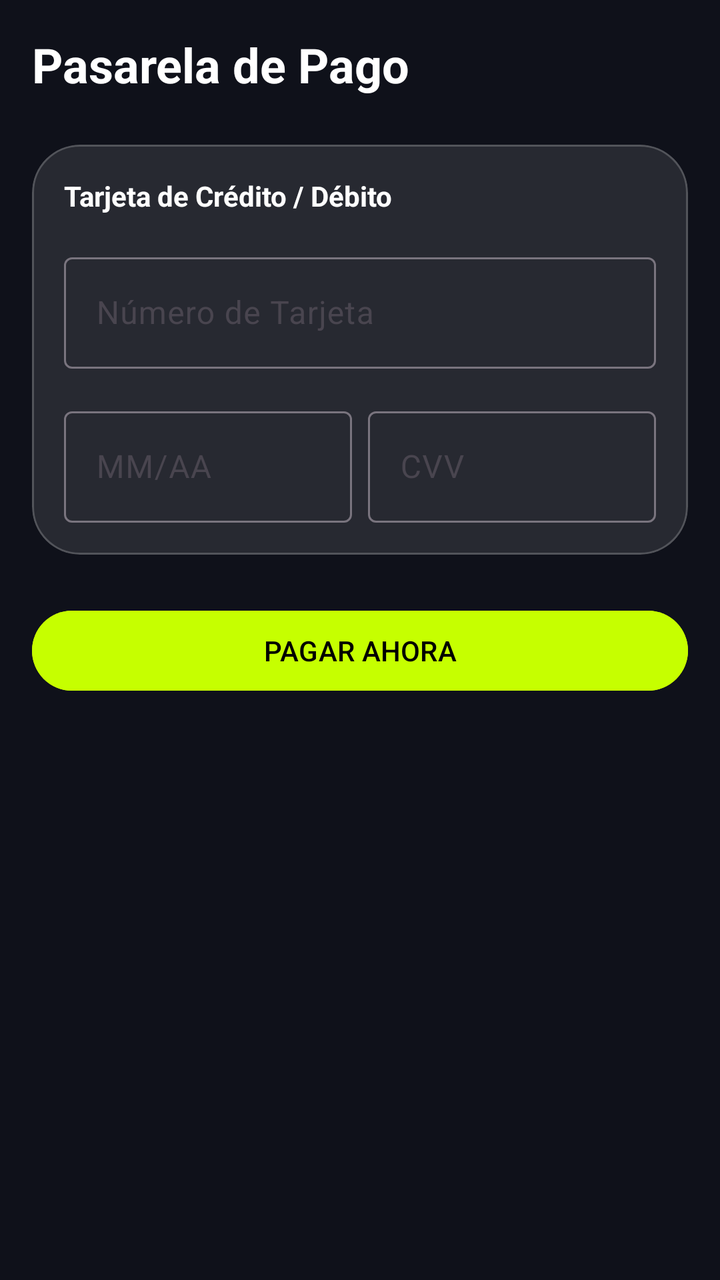
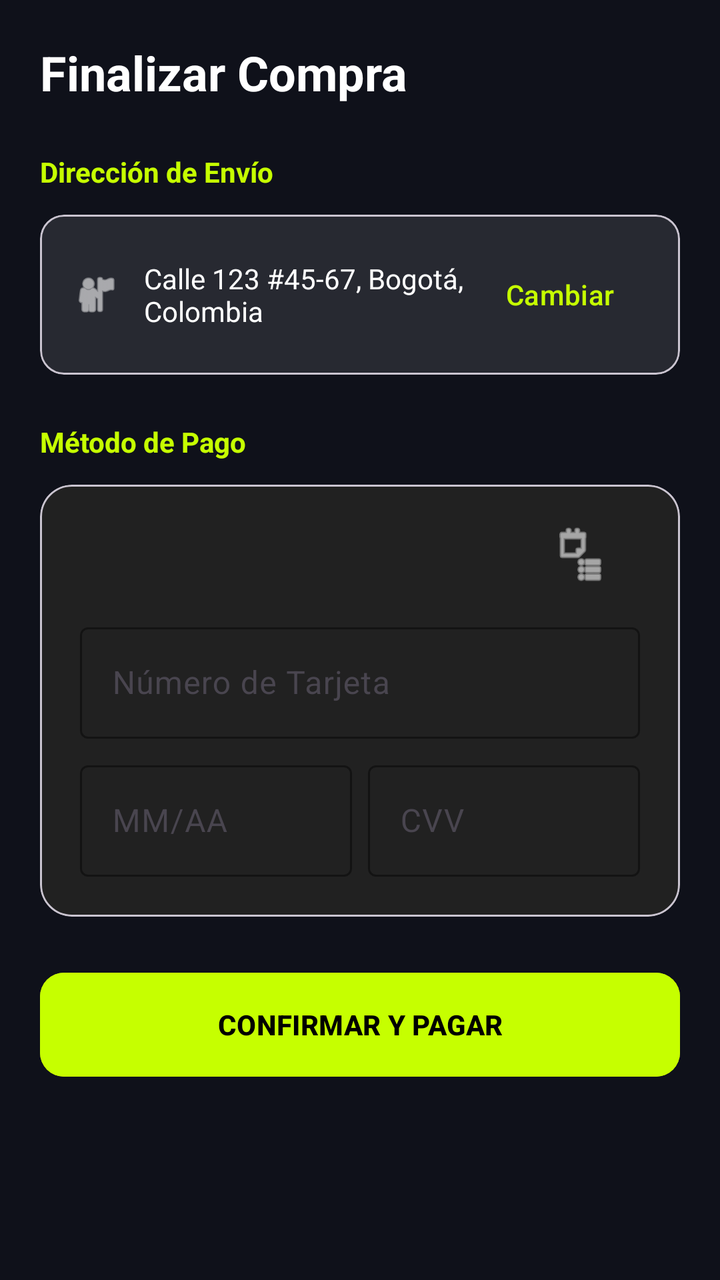

Two renders of the same Android screen: before a commit and after it. Below are the layout's source before the change and the commit's diff.
<!-- AndroidManifest.xml: application theme Theme.VoltCore -->
<!-- res/layout/fragment_checkout.xml -->
<?xml version="1.0" encoding="utf-8"?>
<LinearLayout xmlns:android="http://schemas.android.com/apk/res/android"
    xmlns:app="http://schemas.android.com/apk/res-auto"
    android:layout_width="match_parent"
    android:layout_height="match_parent"
    android:background="@color/colorBackground"
    android:orientation="vertical"
    android:padding="@dimen/margin_standard">

    <TextView
        android:layout_width="wrap_content"
        android:layout_height="wrap_content"
        android:layout_marginBottom="24dp"
        android:text="Pasarela de Pago"
        android:textColor="@color/white"
        android:textSize="24sp"
        android:textStyle="bold" />

    <com.google.android.material.card.MaterialCardView
        style="@style/Widget.VoltCore.Card"
        android:layout_width="match_parent"
        android:layout_height="wrap_content"
        android:layout_marginBottom="24dp">

        <LinearLayout
            android:layout_width="match_parent"
            android:layout_height="wrap_content"
            android:orientation="vertical"
            android:padding="16dp">

            <TextView
                android:layout_width="wrap_content"
                android:layout_height="wrap_content"
                android:layout_marginBottom="16dp"
                android:text="Tarjeta de Crédito / Débito"
                android:textColor="@color/white"
                android:textStyle="bold" />

            <com.google.android.material.textfield.TextInputLayout
                android:layout_width="match_parent"
                android:layout_height="wrap_content"
                android:layout_marginBottom="16dp"
                android:hint="Número de Tarjeta"
                style="@style/Widget.Material3.TextInputLayout.OutlinedBox">
                <com.google.android.material.textfield.TextInputEditText
                    android:layout_width="match_parent"
                    android:layout_height="wrap_content"
                    android:inputType="number"
                    android:textColor="@color/white" />
            </com.google.android.material.textfield.TextInputLayout>

            <LinearLayout
                android:layout_width="match_parent"
                android:layout_height="wrap_content"
                android:orientation="horizontal">

                <com.google.android.material.textfield.TextInputLayout
                    android:layout_width="0dp"
                    android:layout_height="wrap_content"
                    android:layout_weight="1"
                    android:layout_marginEnd="8dp"
                    android:hint="MM/AA"
                    style="@style/Widget.Material3.TextInputLayout.OutlinedBox">
                    <com.google.android.material.textfield.TextInputEditText
                        android:layout_width="match_parent"
                        android:layout_height="wrap_content"
                        android:inputType="date"
                        android:textColor="@color/white" />
                </com.google.android.material.textfield.TextInputLayout>

                <com.google.android.material.textfield.TextInputLayout
                    android:layout_width="0dp"
                    android:layout_height="wrap_content"
                    android:layout_weight="1"
                    android:hint="CVV"
                    style="@style/Widget.Material3.TextInputLayout.OutlinedBox">
                    <com.google.android.material.textfield.TextInputEditText
                        android:layout_width="match_parent"
                        android:layout_height="wrap_content"
                        android:inputType="numberPassword"
                        android:textColor="@color/white" />
                </com.google.android.material.textfield.TextInputLayout>

            </LinearLayout>
        </LinearLayout>
    </com.google.android.material.card.MaterialCardView>

    <Button
        android:id="@+id/btnPay"
        android:layout_width="match_parent"
        android:layout_height="wrap_content"
        android:text="@string/pay_now"
        android:backgroundTint="@color/volt_primary"
        android:textColor="@color/black" />

</LinearLayout>
<!-- resources referenced by this layout -->
<resources>
  <color name="black">#FF000000</color>
  <color name="colorBackground">@color/volt_background</color>
  <color name="volt_primary">#C6FF00</color>
  <color name="white">#FFFFFFFF</color>
  <dimen name="margin_standard">16dp</dimen>
  <string name="pay_now">PAGAR AHORA</string>
  <style name="Widget.VoltCore.Card" parent="Widget.Material3.CardView.Filled">
          <item name="cardCornerRadius">24dp</item>
          <item name="cardBackgroundColor">@color/glass_surface</item>
          <item name="strokeColor">@color/glass_stroke</item>
          <item name="strokeWidth">1dp</item>
      </style>
  <style name="Theme.VoltCore" parent="Base.Theme.VoltCore" />
  <color name="volt_background">#0F111A</color>
  <color name="glass_surface">#1AFFFFFF</color>
  <color name="glass_stroke">#33FFFFFF</color>
  <style name="Base.Theme.VoltCore" parent="Theme.Material3.DayNight.NoActionBar">
          
          <item name="colorPrimary">@color/volt_primary</item>
          <item name="android:windowBackground">@color/volt_background</item>
          <item name="colorSurface">@color/glass_surface</item>
          <item name="colorOnSurface">@color/white</item>
      </style>
</resources>

<!-- the commit's change to res/layout/fragment_checkout.xml (unified diff, before → after) -->
@@ -1,96 +1,165 @@
 <?xml version="1.0" encoding="utf-8"?>
-<LinearLayout xmlns:android="http://schemas.android.com/apk/res/android"
+<androidx.core.widget.NestedScrollView xmlns:android="http://schemas.android.com/apk/res/android"
     xmlns:app="http://schemas.android.com/apk/res-auto"
     android:layout_width="match_parent"
     android:layout_height="match_parent"
-    android:background="@color/colorBackground"
-    android:orientation="vertical"
-    android:padding="@dimen/margin_standard">
+    android:background="@color/volt_background">
 
-    <TextView
-        android:layout_width="wrap_content"
-        android:layout_height="wrap_content"
-        android:layout_marginBottom="24dp"
-        android:text="Pasarela de Pago"
-        android:textColor="@color/white"
-        android:textSize="24sp"
-        android:textStyle="bold" />
-
-    <com.google.android.material.card.MaterialCardView
-        style="@style/Widget.VoltCore.Card"
+    <LinearLayout
         android:layout_width="match_parent"
         android:layout_height="wrap_content"
-        android:layout_marginBottom="24dp">
+        android:orientation="vertical"
+        android:padding="20dp">
 
-        <LinearLayout
+        <TextView
+            android:layout_width="wrap_content"
+            android:layout_height="wrap_content"
+            android:text="Finalizar Compra"
+            android:textColor="@color/white"
+            android:textSize="24sp"
+            android:textStyle="bold"
+            android:layout_marginBottom="24dp"/>
+
+        
+        <TextView
+            android:layout_width="wrap_content"
+            android:layout_height="wrap_content"
+            android:text="Dirección de Envío"
+            android:textColor="@color/volt_primary"
+            android:textStyle="bold"
+            android:layout_marginBottom="12dp"/>
+
+        <com.google.android.material.card.MaterialCardView
             android:layout_width="match_parent"
             android:layout_height="wrap_content"
-            android:orientation="vertical"
-            android:padding="16dp">
-
-            <TextView
-                android:layout_width="wrap_content"
-                android:layout_height="wrap_content"
-                android:layout_marginBottom="16dp"
-                android:text="Tarjeta de Crédito / Débito"
-                android:textColor="@color/white"
-                android:textStyle="bold" />
-
-            <com.google.android.material.textfield.TextInputLayout
-                android:layout_width="match_parent"
-                android:layout_height="wrap_content"
-                android:layout_marginBottom="16dp"
-                android:hint="Número de Tarjeta"
-                style="@style/Widget.Material3.TextInputLayout.OutlinedBox">
-                <com.google.android.material.textfield.TextInputEditText
-                    android:layout_width="match_parent"
-                    android:layout_height="wrap_content"
-                    android:inputType="number"
-                    android:textColor="@color/white" />
-            </com.google.android.material.textfield.TextInputLayout>
-
+            app:cardBackgroundColor="@color/glass_surface"
+            app:cardCornerRadius="12dp"
+            android:layout_marginBottom="24dp">
             <LinearLayout
                 android:layout_width="match_parent"
                 android:layout_height="wrap_content"
-                android:orientation="horizontal">
-
-                <com.google.android.material.textfield.TextInputLayout
+                android:orientation="horizontal"
+                android:padding="16dp"
+                android:gravity="center_vertical">
+                <ImageView
+                    android:layout_width="24dp"
+                    android:layout_height="24dp"
+                    android:src="@android:drawable/ic_menu_myplaces"
+                    app:tint="@color/white"
+                    android:contentDescription="Ubicación"/>
+                <TextView
                     android:layout_width="0dp"
                     android:layout_height="wrap_content"
                     android:layout_weight="1"
-                    android:layout_marginEnd="8dp"
-                    android:hint="MM/AA"
-                    style="@style/Widget.Material3.TextInputLayout.OutlinedBox">
+                    android:layout_marginStart="12dp"
+                    android:text="Calle 123 #45-67, Bogotá, Colombia"
+                    android:textColor="@color/white" />
+                <Button
+                    style="@style/Widget.Material3.Button.TextButton"
+                    android:layout_width="wrap_content"
+                    android:layout_height="wrap_content"
+                    android:text="Cambiar"
+                    android:textColor="@color/volt_primary"/>
+            </LinearLayout>
+        </com.google.android.material.card.MaterialCardView>
+
+        
+        <TextView
+            android:layout_width="wrap_content"
+            android:layout_height="wrap_content"
+            android:text="Método de Pago"
+            android:textColor="@color/volt_primary"
+            android:textStyle="bold"
+            android:layout_marginBottom="12dp"/>
+
+        <com.google.android.material.card.MaterialCardView
+            android:layout_width="match_parent"
+            android:layout_height="wrap_content"
+            app:cardBackgroundColor="#212121"
+            app:cardCornerRadius="16dp"
+            android:layout_marginBottom="24dp">
+            <LinearLayout
+                android:layout_width="match_parent"
+                android:layout_height="wrap_content"
+                android:orientation="vertical"
+                android:padding="20dp">
+                <ImageView
+                    android:layout_width="60dp"
+                    android:layout_height="30dp"
+                    android:layout_gravity="end"
+                    android:src="@android:drawable/ic_menu_agenda"
+                    app:tint="@color/white"
+                    android:contentDescription="Tarjeta"/>
+                <com.google.android.material.textfield.TextInputLayout
+                    android:layout_width="match_parent"
+                    android:layout_height="wrap_content"
+                    android:hint="Número de Tarjeta"
+                    style="@style/Widget.Material3.TextInputLayout.OutlinedBox"
+                    android:layout_marginTop="16dp"
+                    app:boxStrokeColor="@color/volt_primary"
+                    app:hintTextColor="@color/volt_primary">
                     <com.google.android.material.textfield.TextInputEditText
                         android:layout_width="match_parent"
                         android:layout_height="wrap_content"
-                        android:inputType="date"
+                        android:inputType="number"
                         android:textColor="@color/white" />
                 </com.google.android.material.textfield.TextInputLayout>
 
-                <com.google.android.material.textfield.TextInputLayout
-                    android:layout_width="0dp"
+                <LinearLayout
+                    android:layout_width="match_parent"
                     android:layout_height="wrap_content"
-                    android:layout_weight="1"
-                    android:hint="CVV"
-                    style="@style/Widget.Material3.TextInputLayout.OutlinedBox">
-                    <com.google.android.material.textfield.TextInputEditText
-                        android:layout_width="match_parent"
+                    android:orientation="horizontal"
+                    android:layout_marginTop="8dp">
+                    <com.google.android.material.textfield.TextInputLayout
+                        android:layout_width="0dp"
                         android:layout_height="wrap_content"
-                        android:inputType="numberPassword"
-                        android:textColor="@color/white" />
-                </com.google.android.material.textfield.TextInputLayout>
+                        android:layout_weight="1"
+                        android:hint="MM/AA"
+                        style="@style/Widget.Material3.TextInputLayout.OutlinedBox"
+                        android:layout_marginEnd="8dp"
+                        app:boxStrokeColor="@color/volt_primary"
+                        app:hintTextColor="@color/volt_primary">
+                        <com.google.android.material.textfield.TextInputEditText
+                            android:layout_width="match_parent"
+                            android:layout_height="wrap_content"
+                            android:textColor="@color/white" />
+                    </com.google.android.material.textfield.TextInputLayout>
+                    <com.google.android.material.textfield.TextInputLayout
+                        android:layout_width="0dp"
+                        android:layout_height="wrap_content"
+                        android:layout_weight="1"
+                        android:hint="CVV"
+                        style="@style/Widget.Material3.TextInputLayout.OutlinedBox"
+                        app:boxStrokeColor="@color/volt_primary"
+                        app:hintTextColor="@color/volt_primary">
+                        <com.google.android.material.textfield.TextInputEditText
+                            android:layout_width="match_parent"
+                            android:layout_height="wrap_content"
+                            android:inputType="numberPassword"
+                            android:textColor="@color/white" />
+                    </com.google.android.material.textfield.TextInputLayout>
+                </LinearLayout>
+            </LinearLayout>
+        </com.google.android.material.card.MaterialCardView>
 
-            </LinearLayout>
-        </LinearLayout>
-    </com.google.android.material.card.MaterialCardView>
+        <com.google.android.material.button.MaterialButton
+            android:id="@+id/btnConfirmPayment"
+            android:layout_width="match_parent"
+            android:layout_height="60dp"
+            android:text="CONFIRMAR Y PAGAR"
+            android:backgroundTint="@color/volt_primary"
+            android:textColor="@color/black"
+            android:textStyle="bold"
+            app:cornerRadius="12dp" />
 
-    <Button
-        android:id="@+id/btnPay"
-        android:layout_width="match_parent"
-        android:layout_height="wrap_content"
-        android:text="@string/pay_now"
-        android:backgroundTint="@color/volt_primary"
-        android:textColor="@color/black" />
+        <ProgressBar
+            android:id="@+id/pbPayment"
+            android:layout_width="wrap_content"
+            android:layout_height="wrap_content"
+            android:layout_gravity="center"
+            android:layout_marginTop="16dp"
+            android:visibility="gone"
+            android:indeterminateTint="@color/volt_primary" />
 
-</LinearLayout>
+    </LinearLayout>
+</androidx.core.widget.NestedScrollView>
<!-- resource entries referenced after the edit -->
@@ -1,21 +1,11 @@
 <!-- resources referenced by this layout -->
 <resources>
   <color name="black">#FF000000</color>
-  <color name="colorBackground">@color/volt_background</color>
   <color name="volt_primary">#C6FF00</color>
   <color name="white">#FFFFFFFF</color>
-  <dimen name="margin_standard">16dp</dimen>
-  <string name="pay_now">PAGAR AHORA</string>
-  <style name="Widget.VoltCore.Card" parent="Widget.Material3.CardView.Filled">
-          <item name="cardCornerRadius">24dp</item>
-          <item name="cardBackgroundColor">@color/glass_surface</item>
-          <item name="strokeColor">@color/glass_stroke</item>
-          <item name="strokeWidth">1dp</item>
-      </style>
   <style name="Theme.VoltCore" parent="Base.Theme.VoltCore" />
   <color name="volt_background">#0F111A</color>
   <color name="glass_surface">#1AFFFFFF</color>
-  <color name="glass_stroke">#33FFFFFF</color>
   <style name="Base.Theme.VoltCore" parent="Theme.Material3.DayNight.NoActionBar">
           
           <item name="colorPrimary">@color/volt_primary</item>
